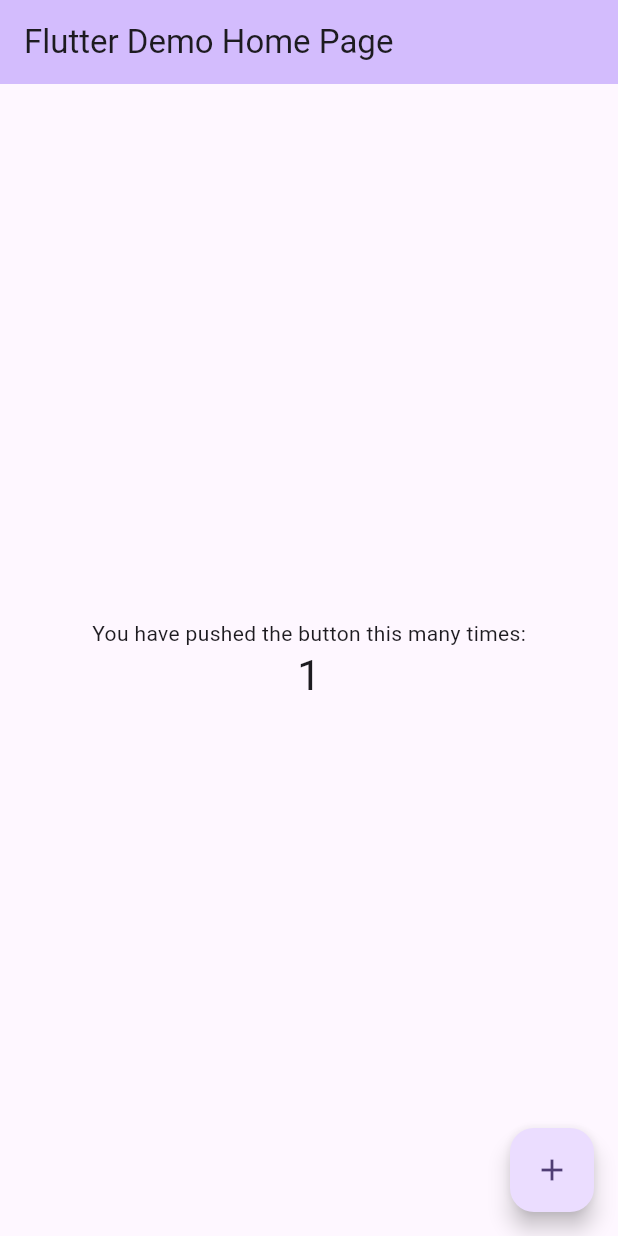
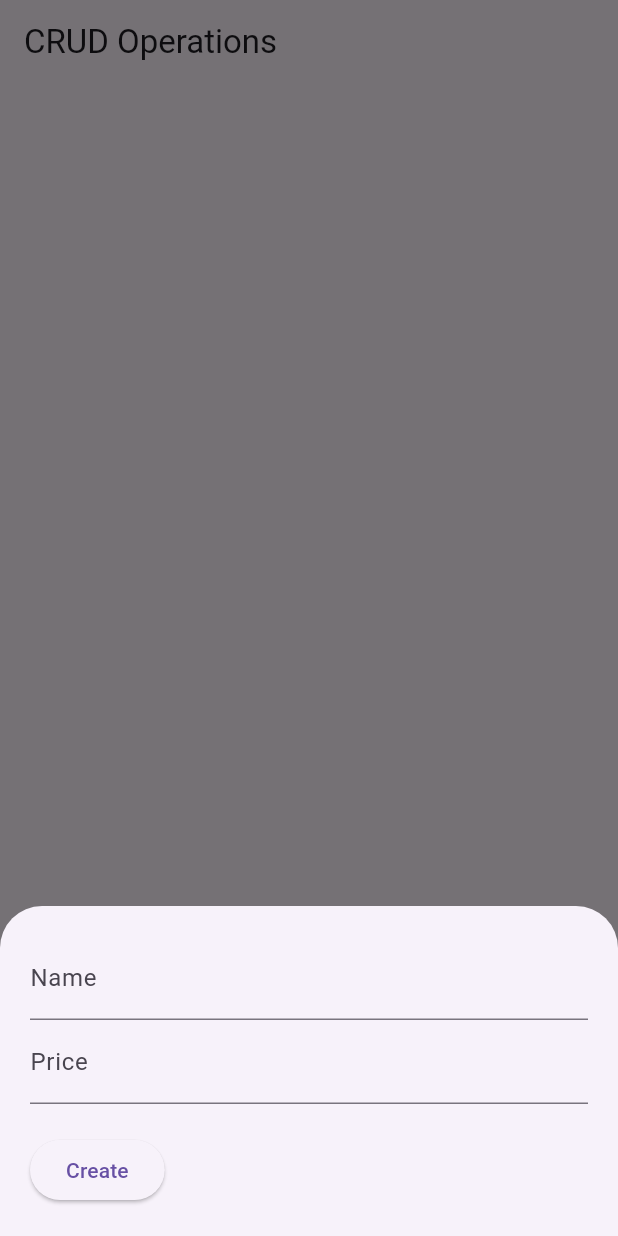
Before and after one commit to theEricHoang/my_product_app, a Flutter app: the screen it shows after launch, after a tap on the "add" icon, on a phone screen of 412 x 824 dp. Run offline on Flutter 3.47's test engine with Material 3 defaults, Android fonts, the phone set to English and light mode, and no system bars; our stand-ins replace cloud_firestore, firebase_core; accounts and stored records are empty.

Commit message:
feat: starter code with base crud ops

```diff
--- a/lib/main.dart
+++ b/lib/main.dart
@@ -1,5 +1,6 @@
 import 'package:flutter/material.dart';
 import 'package:firebase_core/firebase_core.dart';
+import 'package:cloud_firestore/cloud_firestore.dart';
 import 'firebase_options.dart';
 
 void main() async {
@@ -9,59 +10,147 @@
 }
 
 class MyApp extends StatelessWidget {
-  const MyApp({super.key});
+  const MyApp({Key? key}) : super(key: key);
 
-  // This widget is the root of your application.
   @override
   Widget build(BuildContext context) {
-    return MaterialApp(
-      title: 'Flutter Demo',
-      theme: ThemeData(colorScheme: .fromSeed(seedColor: Colors.deepPurple)),
-      home: const MyHomePage(title: 'Flutter Demo Home Page'),
+    return const MaterialApp(
+      debugShowCheckedModeBanner: false,
+      title: 'Product Manager',
+      home: HomePage(),
     );
   }
 }
 
-class MyHomePage extends StatefulWidget {
-  const MyHomePage({super.key, required this.title});
-
-  final String title;
+class HomePage extends StatefulWidget {
+  const HomePage({Key? key}) : super(key: key);
 
   @override
-  State<MyHomePage> createState() => _MyHomePageState();
+  State<HomePage> createState() => _HomePageState();
 }
 
-class _MyHomePageState extends State<MyHomePage> {
-  int _counter = 0;
+class _HomePageState extends State<HomePage> {
+  final TextEditingController _nameController = TextEditingController();
+  final TextEditingController _priceController = TextEditingController();
 
-  void _incrementCounter() {
-    setState(() {
-      _counter++;
-    });
+  final CollectionReference _products = FirebaseFirestore.instance.collection(
+    'products',
+  );
+
+  Future<void> _createOrUpdate([DocumentSnapshot? documentSnapshot]) async {
+    String action = 'create';
+    if (documentSnapshot != null) {
+      action = 'update';
+      _nameController.text = documentSnapshot['name'];
+      _priceController.text = documentSnapshot['price'].toString();
+    }
+
+    await showModalBottomSheet(
+      isScrollControlled: true,
+      context: context,
+      builder: (BuildContext ctx) {
+        return Padding(
+          padding: EdgeInsets.only(
+            top: 20,
+            left: 20,
+            right: 20,
+            bottom: MediaQuery.of(ctx).viewInsets.bottom + 20,
+          ),
+          child: Column(
+            mainAxisSize: MainAxisSize.min,
+            crossAxisAlignment: CrossAxisAlignment.start,
+            children: [
+              TextField(
+                controller: _nameController,
+                decoration: const InputDecoration(labelText: 'Name'),
+              ),
+              TextField(
+                keyboardType: TextInputType.numberWithOptions(decimal: true),
+                controller: _priceController,
+                decoration: const InputDecoration(labelText: 'Price'),
+              ),
+              const SizedBox(height: 20),
+              ElevatedButton(
+                child: Text(action == 'create' ? 'Create' : 'Update'),
+                onPressed: () async {
+                  String name = _nameController.text;
+                  double price = double.parse(_priceController.text);
+                  if (name.isNotEmpty) {
+                    if (action == 'create') {
+                      await _products.add({"name": name, "price": price});
+                    }
+                    if (action == 'update') {
+                      await _products.doc(documentSnapshot!.id).update({
+                        "name": name,
+                        "price": price,
+                      });
+                    }
+                    _nameController.text = '';
+                    _priceController.text = '';
+                    Navigator.of(context).pop();
+                  }
+                },
+              ),
+            ],
+          ),
+        );
+      },
+    );
+  }
+
+  // TODO: Complete this function!
+  Future<void> _deleteProduct(String productId) async {
+    // Your code here
+
+    ScaffoldMessenger.of(context).showSnackBar(
+      const SnackBar(content: Text('You have successfully deleted a product')),
+    );
   }
 
   @override
   Widget build(BuildContext context) {
     return Scaffold(
-      appBar: AppBar(
-        backgroundColor: Theme.of(context).colorScheme.inversePrimary,
-        title: Text(widget.title),
-      ),
-      body: Center(
-        child: Column(
-          mainAxisAlignment: .center,
-          children: [
-            const Text('You have pushed the button this many times:'),
-            Text(
-              '$_counter',
-              style: Theme.of(context).textTheme.headlineMedium,
-            ),
-          ],
-        ),
+      appBar: AppBar(title: const Text('CRUD Operations')),
+      body: StreamBuilder(
+        stream: _products.snapshots(),
+        builder: (context, AsyncSnapshot<QuerySnapshot> streamSnapshot) {
+          if (streamSnapshot.hasData) {
+            return ListView.builder(
+              itemCount: streamSnapshot.data!.docs.length,
+              itemBuilder: (context, index) {
+                final DocumentSnapshot documentSnapshot =
+                    streamSnapshot.data!.docs[index];
+                return Card(
+                  margin: const EdgeInsets.all(10),
+                  child: ListTile(
+                    title: Text(documentSnapshot['name']),
+                    subtitle: Text(documentSnapshot['price'].toString()),
+                    trailing: SizedBox(
+                      width: 100,
+                      child: Row(
+                        children: [
+                          IconButton(
+                            icon: const Icon(Icons.edit),
+                            onPressed: () => _createOrUpdate(documentSnapshot),
+                          ),
+                          IconButton(
+                            icon: const Icon(Icons.delete),
+                            onPressed: () =>
+                                _deleteProduct(documentSnapshot.id),
+                          ),
+                        ],
+                      ),
+                    ),
+                  ),
+                );
+              },
+            );
+          }
+          return const Center(child: CircularProgressIndicator());
+        },
       ),
       floatingActionButton: FloatingActionButton(
-        onPressed: _incrementCounter,
-        tooltip: 'Increment',
+        onPressed: () => _createOrUpdate(),
         child: const Icon(Icons.add),
       ),
     );
```
